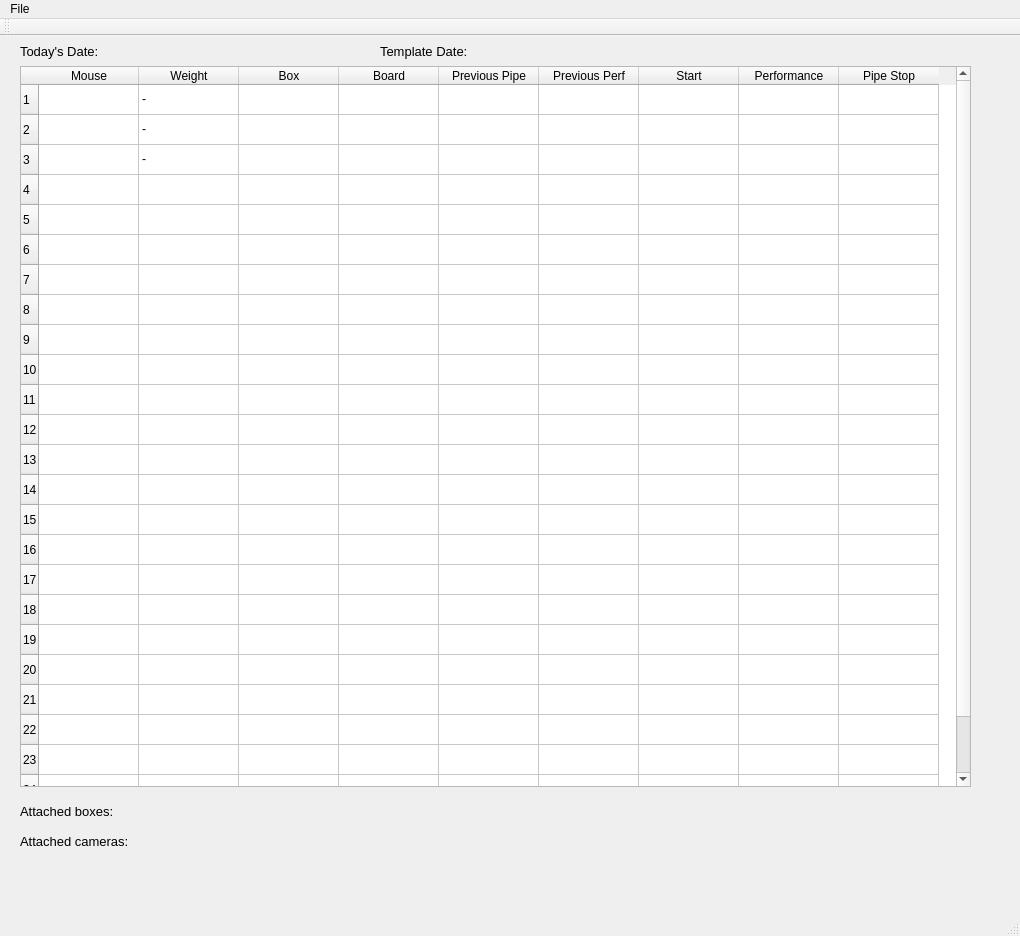
saturnian13/mouse-cloud, file runner/management/commands/MouseRunner/mainwindow.ui: the form before one commit.
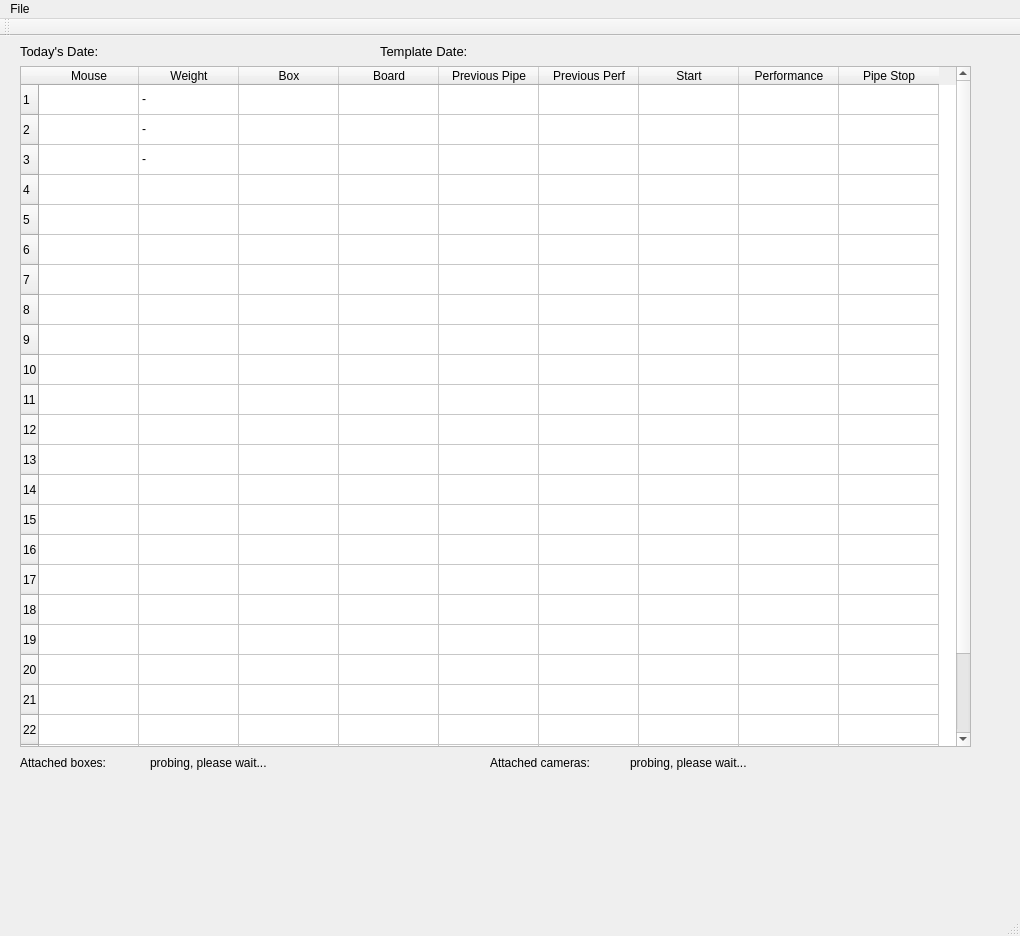
The form after the commit.

Commit message: displaying attached arduinos and cameras; resizing text labels

What changed in the file:
```diff
--- a/runner/management/commands/MouseRunner/mainwindow.ui
+++ b/runner/management/commands/MouseRunner/mainwindow.ui
@@ -20,7 +20,7 @@
       <x>20</x>
       <y>30</y>
       <width>951</width>
-      <height>721</height>
+      <height>681</height>
      </rect>
     </property>
     <property name="acceptDrops">
@@ -275,76 +275,94 @@
     <property name="geometry">
      <rect>
       <x>20</x>
-      <y>760</y>
+      <y>720</y>
       <width>151</width>
       <height>31</height>
      </rect>
     </property>
     <property name="font">
      <font>
-      <pointsize>10</pointsize>
+      <pointsize>9</pointsize>
       <underline>false</underline>
      </font>
     </property>
     <property name="text">
      <string>Attached boxes:</string>
     </property>
+    <property name="alignment">
+     <set>Qt::AlignLeading|Qt::AlignLeft|Qt::AlignTop</set>
+    </property>
    </widget>
    <widget class="QLabel" name="attached_boxes_display">
     <property name="geometry">
      <rect>
-      <x>180</x>
-      <y>760</y>
-      <width>611</width>
-      <height>30</height>
+      <x>150</x>
+      <y>720</y>
+      <width>331</width>
+      <height>161</height>
      </rect>
     </property>
     <property name="font">
      <font>
-      <pointsize>10</pointsize>
+      <pointsize>9</pointsize>
       <underline>false</underline>
      </font>
     </property>
     <property name="text">
-     <string/>
+     <string>probing, please wait...</string>
+    </property>
+    <property name="alignment">
+     <set>Qt::AlignLeading|Qt::AlignLeft|Qt::AlignTop</set>
+    </property>
+    <property name="wordWrap">
+     <bool>true</bool>
     </property>
    </widget>
    <widget class="QLabel" name="label_6">
     <property name="geometry">
      <rect>
-      <x>20</x>
-      <y>790</y>
+      <x>490</x>
+      <y>720</y>
       <width>151</width>
       <height>31</height>
      </rect>
     </property>
     <property name="font">
      <font>
-      <pointsize>10</pointsize>
+      <pointsize>9</pointsize>
       <underline>false</underline>
      </font>
     </property>
     <property name="text">
      <string>Attached cameras:</string>
     </property>
+    <property name="alignment">
+     <set>Qt::AlignLeading|Qt::AlignLeft|Qt::AlignTop</set>
+    </property>
    </widget>
    <widget class="QLabel" name="attached_cameras_display">
     <property name="geometry">
      <rect>
-      <x>180</x>
-      <y>790</y>
-      <width>611</width>
-      <height>30</height>
+      <x>630</x>
+      <y>720</y>
+      <width>371</width>
+      <height>161</height>
      </rect>
     </property>
     <property name="font">
      <font>
-      <pointsize>10</pointsize>
+      <pointsize>9</pointsize>
       <underline>false</underline>
      </font>
     </property>
     <property name="text">
-     <string/>
+     <string>probing, please wait...</string>
+    </property>
+    <property name="alignment">
+     <set>Qt::AlignLeading|Qt::AlignLeft|Qt::AlignTop</set>
+    </property>
+    <property name="wordWrap">
+     <bool>true</bool>
     </property>
    </widget>
   </widget>
```
The commit also changes 1 other file.
